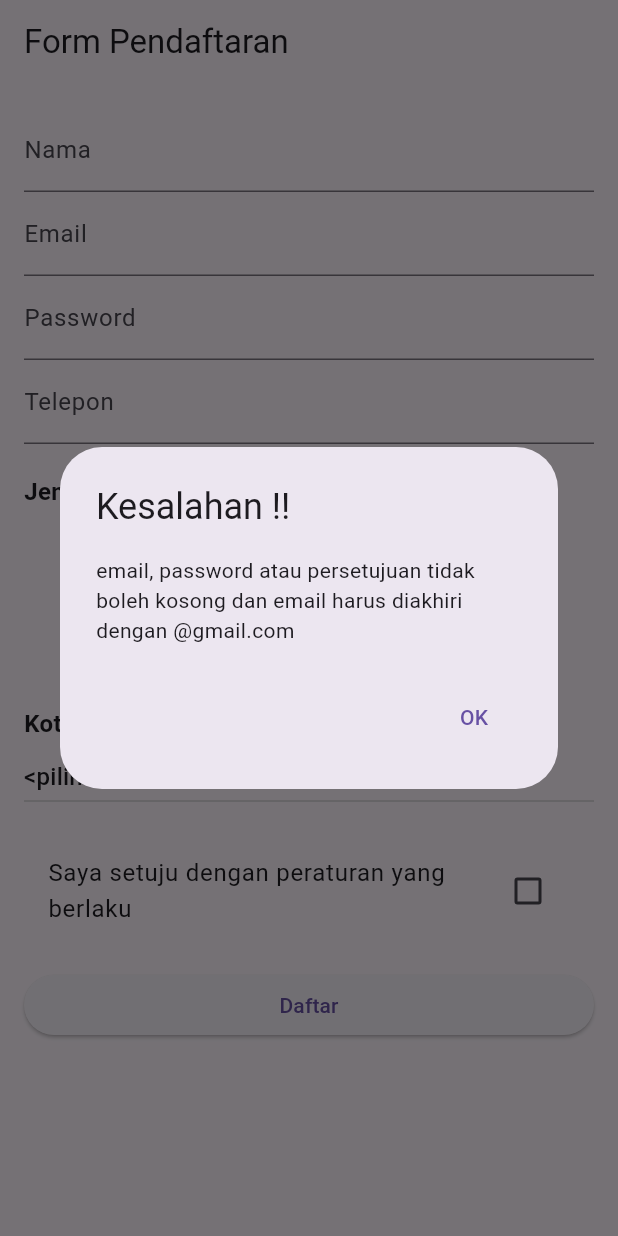
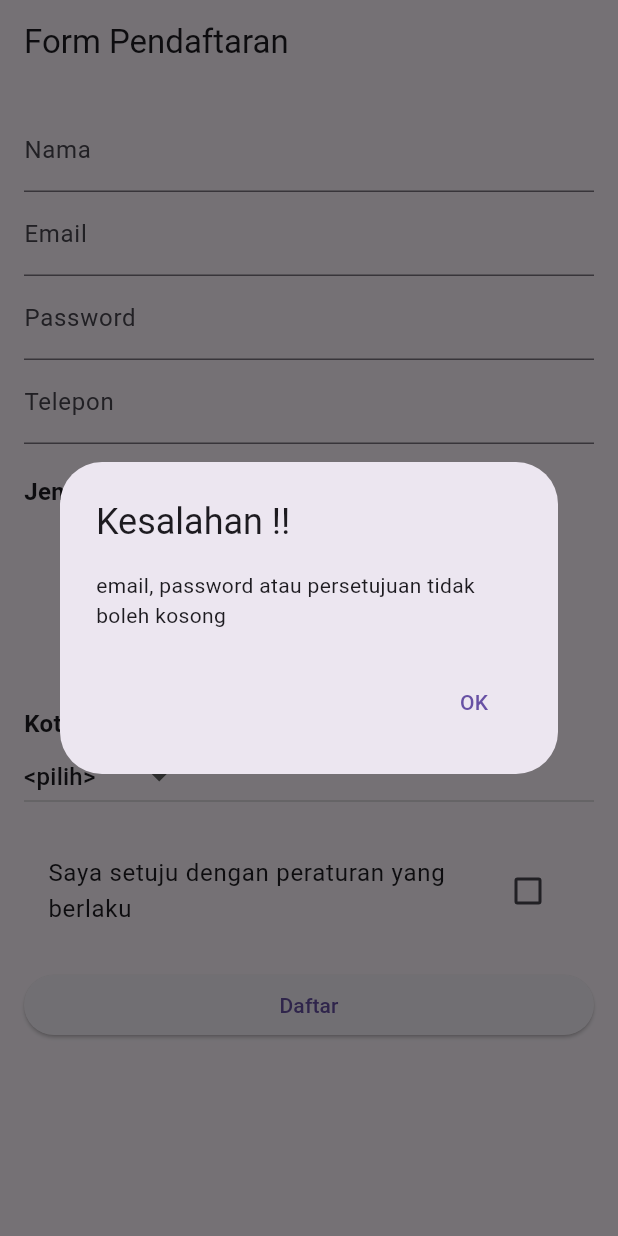
Before and after one commit to bert093/Flutter_Tugas, a Flutter app: the screen it shows after launch, after a tap on "Daftar", on a phone screen of 412 x 824 dp. Run offline on Flutter 3.47's test engine with Material 3 defaults, Android fonts, the phone set to English and light mode, and no system bars.

Commit message:
correcting small mistakes.

```diff
--- a/lib/regis_login02/register02.dart
+++ b/lib/regis_login02/register02.dart
@@ -36,14 +36,13 @@ class _UserProfileFormState extends State<Register02> { // class _UserProfileFor
     String email = _emailController.text; // mengambil nilai dari text field email
     String password = _pswdController.text; // mengambil nilai dari text field password
 
-    // menambahkan saat di bagian email harus diakhiri dengan @gmail.com (SYAHRIL)
-    if (email == '' || password == '' || _setuju == false || !email.endsWith('@gmail.com')) { // jika email, password atau persetujuan kosong, atau email tidak diakhiri dengan @gmai.com, maka akan menampilkan pesan dialog
+    if (email == '' || password == '' || _setuju == false) { // jika email, password atau persetujuan kosong, maka akan menampilkan pesan dialog
       showDialog( // method showDialog digunakan untuk menampilkan dialog
         context: context, // context digunakan untuk mengakses konteks widget
         builder: (BuildContext context) { // builder digunakan untuk membuat konten dari dialog
           return AlertDialog( // AlertDialog digunakan untuk menampilkan dialog
             title: const Text('Kesalahan !!'), // title digunakan untuk judul dari dialog
-            content: const Text('email, password atau persetujuan tidak boleh kosong dan email harus diakhiri dengan @gmail.com'), // content digunakan untuk isi dari dialog
+            content: const Text('email, password atau persetujuan tidak boleh kosong'), // content digunakan untuk isi dari dialog
             actions: <Widget>[ // actions digunakan untuk tombol dalam dialog
               TextButton( // TextButton digunakan untuk menampilkan tombol
                 child: const Text('OK'), // child digunakan untuk konten dari tombol
```
